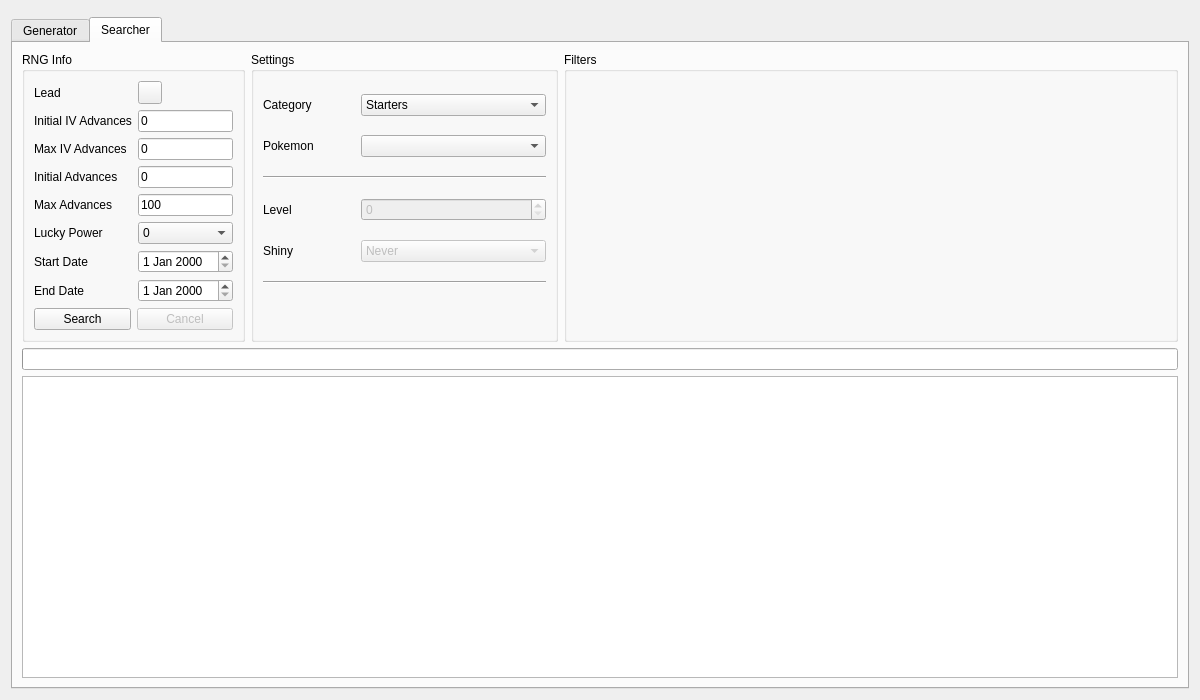
This is Form/Gen5/Static5.ui in Admiral-Fish/PokeFinder as Qt 5 draws it before an edit. The edited form follows.
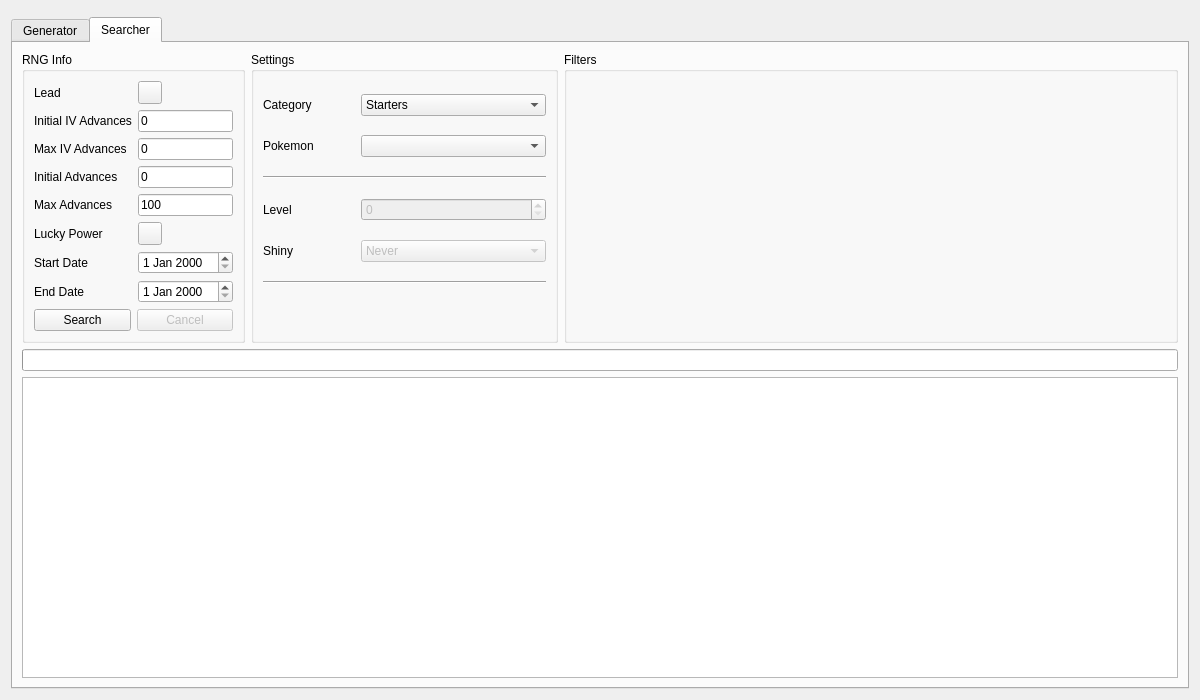
This is the edited form. The open tabs and pages were chosen to show the change. Custom widgets are drawn as their Qt base class.

Commit message: pass power rework

Patch:
```diff
--- a/Form/Gen5/Static5.ui
+++ b/Form/Gen5/Static5.ui
@@ -385,18 +385,7 @@
            </widget>
           </item>
           <item row="5" column="1">
-           <widget class="ComboBox" name="comboBoxSearcherLuckyPower">
-            <item>
-             <property name="text">
-              <string notr="true">0</string>
-             </property>
-            </item>
-            <item>
-             <property name="text">
-              <string notr="true">3/S</string>
-             </property>
-            </item>
-           </widget>
+           <widget class="ComboMenu" name="comboBoxSearcherLuckyPower"/>
           </item>
           <item row="6" column="0">
            <widget class="QLabel" name="labelSearcherStartDate">
```
Left out of the diff: 4 changed lines with no effect on the pictures. The commit also changes 29 other files.
